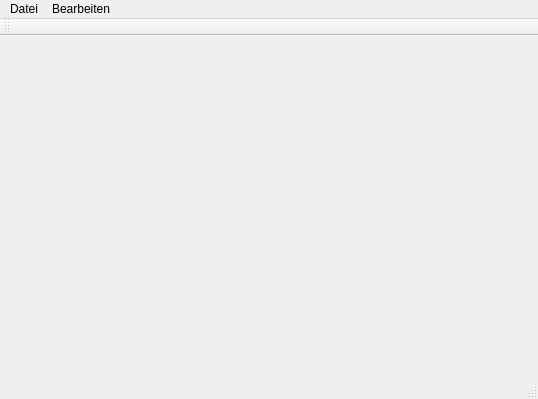
Before: the Qt Designer form mainwindow.ui in soekkle/Kleiderkammer, drawn with Qt 5.
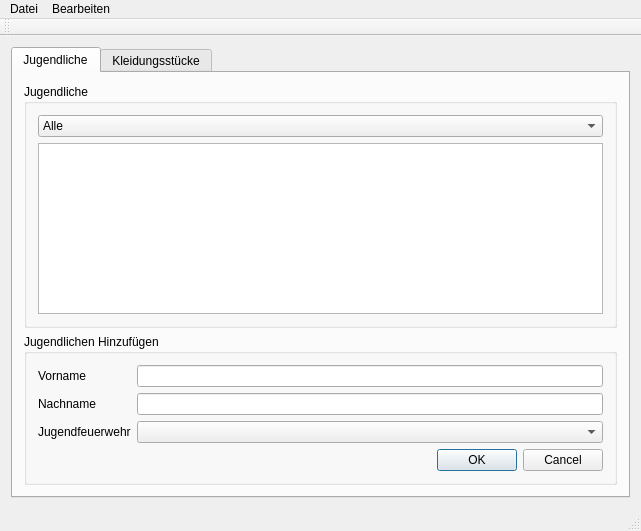
After: the same form once the commit is applied.

Commit message: Verwaltung von Personen Hinzug Es Können Jetzt Personen Hinzugefügt werden.

Diff of the .ui file:
```diff
--- a/mainwindow.ui
+++ b/mainwindow.ui
@@ -6,8 +6,8 @@
    <rect>
     <x>0</x>
     <y>0</y>
-    <width>538</width>
-    <height>399</height>
+    <width>641</width>
+    <height>531</height>
    </rect>
   </property>
   <property name="cursor">
@@ -17,15 +17,196 @@
    <string>Kleiderkammer</string>
   </property>
   <widget class="QWidget" name="centralWidget">
-   <layout class="QGridLayout" name="gridLayout"/>
+   <layout class="QGridLayout" name="gridLayout">
+    <item row="0" column="0">
+     <widget class="QTabWidget" name="tabWidget">
+      <property name="tabPosition">
+       <enum>QTabWidget::North</enum>
+      </property>
+      <property name="tabShape">
+       <enum>QTabWidget::Rounded</enum>
+      </property>
+      <property name="currentIndex">
+       <number>0</number>
+      </property>
+      <widget class="QWidget" name="tab">
+       <attribute name="title">
+        <string>Jugendliche</string>
+       </attribute>
+       <layout class="QVBoxLayout" name="verticalLayout_2">
+        <item>
+         <widget class="QGroupBox" name="groupBox">
+          <property name="title">
+           <string>Jugendliche</string>
+          </property>
+          <layout class="QVBoxLayout" name="verticalLayout">
+           <item>
+            <widget class="QComboBox" name="comboBoxPerJFFilter">
+             <item>
+              <property name="text">
+               <string>Alle</string>
+              </property>
+             </item>
+            </widget>
+           </item>
+           <item>
+            <widget class="QTableView" name="tablePersonen">
+             <property name="tabKeyNavigation">
+              <bool>false</bool>
+             </property>
+             <property name="selectionBehavior">
+              <enum>QAbstractItemView::SelectRows</enum>
+             </property>
+            </widget>
+           </item>
+          </layout>
+         </widget>
+        </item>
+        <item>
+         <widget class="QGroupBox" name="groupBox_2">
+          <property name="title">
+           <string>Jugendlichen Hinzufügen</string>
+          </property>
+          <layout class="QFormLayout" name="formLayout">
+           <property name="fieldGrowthPolicy">
+            <enum>QFormLayout::AllNonFixedFieldsGrow</enum>
+           </property>
+           <item row="1" column="0">
+            <widget class="QLabel" name="label">
+             <property name="text">
+              <string>Vorname</string>
+             </property>
+            </widget>
+           </item>
+           <item row="1" column="1">
+            <widget class="QLineEdit" name="linePerVor"/>
+           </item>
+           <item row="2" column="0">
+            <widget class="QLabel" name="label_2">
+             <property name="text">
+              <string>Nachname</string>
+             </property>
+            </widget>
+           </item>
+           <item row="2" column="1">
+            <widget class="QLineEdit" name="lineEditPerNach"/>
+           </item>
+           <item row="3" column="0">
+            <widget class="QLabel" name="label_3">
+             <property name="text">
+              <string>Jugendfeuerwehr</string>
+             </property>
+            </widget>
+           </item>
+           <item row="3" column="1">
+            <widget class="QComboBox" name="comboPerJFEin"/>
+           </item>
+           <item row="4" column="1">
+            <widget class="QDialogButtonBox" name="buttonBox">
+             <property name="standardButtons">
+              <set>QDialogButtonBox::Cancel|QDialogButtonBox::Ok</set>
+             </property>
+            </widget>
+           </item>
+          </layout>
+         </widget>
+        </item>
+       </layout>
+      </widget>
+      <widget class="QWidget" name="tab_2">
+       <attribute name="title">
+        <string>Kleidungsstücke</string>
+       </attribute>
+       <layout class="QVBoxLayout" name="verticalLayout_3">
+        <item>
+         <widget class="QGroupBox" name="groupBox_3">
+          <property name="title">
+           <string>GroupBox</string>
+          </property>
+          <layout class="QVBoxLayout" name="verticalLayout_4">
+           <item>
+            <widget class="QComboBox" name="comboBox_3"/>
+           </item>
+           <item>
+            <widget class="QTableView" name="tableKleidung">
+             <property name="tabKeyNavigation">
+              <bool>false</bool>
+             </property>
+             <property name="selectionBehavior">
+              <enum>QAbstractItemView::SelectRows</enum>
+             </property>
+            </widget>
+           </item>
+          </layout>
+         </widget>
+        </item>
+        <item>
+         <widget class="QGroupBox" name="groupBox_4">
+          <property name="title">
+           <string>GroupBox</string>
+          </property>
+          <layout class="QFormLayout" name="formLayout_2">
+           <item row="2" column="1">
+            <widget class="QSpinBox" name="spinBox">
+             <property name="enabled">
+              <bool>false</bool>
+             </property>
+            </widget>
+           </item>
+           <item row="0" column="1">
+            <widget class="QComboBox" name="comboBox_5"/>
+           </item>
+           <item row="1" column="1">
+            <widget class="QComboBox" name="comboBox_4">
+             <property name="enabled">
+              <bool>false</bool>
+             </property>
+            </widget>
+           </item>
+           <item row="3" column="1">
+            <widget class="QDialogButtonBox" name="buttonBox_2">
+             <property name="standardButtons">
+              <set>QDialogButtonBox::Cancel|QDialogButtonBox::Ok</set>
+             </property>
+            </widget>
+           </item>
+           <item row="0" column="0">
+            <widget class="QLabel" name="label_4">
+             <property name="text">
+              <string>Typ</string>
+             </property>
+            </widget>
+           </item>
+           <item row="1" column="0">
+            <widget class="QLabel" name="label_5">
+             <property name="text">
+              <string>Größe</string>
+             </property>
+            </widget>
+           </item>
+           <item row="2" column="0">
+            <widget class="QLabel" name="label_6">
+             <property name="text">
+              <string>Nummer</string>
+             </property>
+            </widget>
+           </item>
+          </layout>
+         </widget>
+        </item>
+       </layout>
+      </widget>
+     </widget>
+    </item>
+   </layout>
   </widget>
   <widget class="QMenuBar" name="menuBar">
    <property name="geometry">
     <rect>
      <x>0</x>
      <y>0</y>
-     <width>538</width>
-     <height>22</height>
+     <width>641</width>
+     <height>19</height>
     </rect>
    </property>
    <widget class="QMenu" name="menuDatei">
```
Left out of the diff: 9 changed lines with no effect on the pictures. The commit also changes 2 other files.
